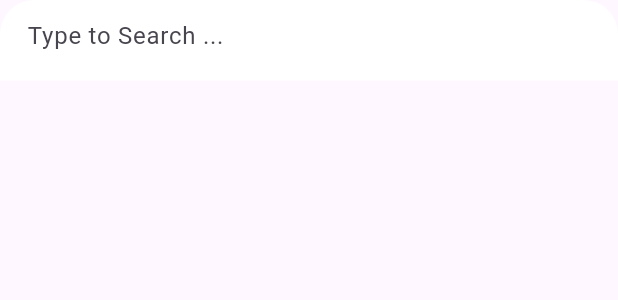
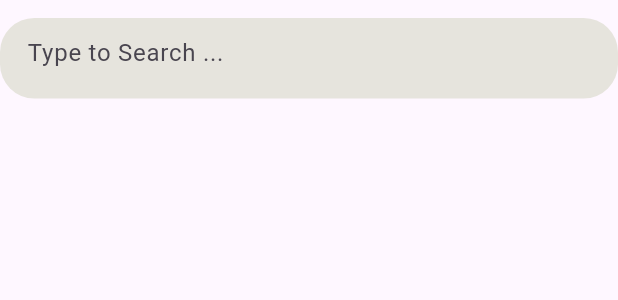
Before and after one commit to Asser146/vocaby, a Flutter app: the SearchField widget shown alone on an empty page, opened directly, on a phone screen of 412 x 824 dp. Shown: the top 300 px of the screen. Run offline on Flutter 3.47's test engine with Material 3 defaults, Android fonts, the light colour scheme and no system bars; our stand-ins replace bloc, equatable, flutter_bloc, flutter_screenutil, fluttertoast, get_it and 2 more; accounts and stored records are empty.

Commit message:
search fixed

```diff
--- a/lib/core/theming/colors.dart
+++ b/lib/core/theming/colors.dart
@@ -8,6 +8,7 @@ class ColorsManager {
   static const Color derColor = Color.fromARGB(255, 8, 137, 243);
   static const Color dieColor = Colors.redAccent;
   static const Color dasColor = Color.fromARGB(255, 73, 175, 76);
+  static const Color backgroundGrey = Color.fromARGB(255, 230, 228, 221);
   static Color getArtikelColor(String value) {
     return value == artikel[0]
         ? derColor
--- a/lib/features/add_vocab/screens/add_vocab_screen.dart
+++ b/lib/features/add_vocab/screens/add_vocab_screen.dart
@@ -1,6 +1,7 @@
 import 'package:flutter/material.dart';
 import 'package:flutter_bloc/flutter_bloc.dart';
 import 'package:flutter_screenutil/flutter_screenutil.dart';
+import 'package:vocaby/core/theming/colors.dart';
 import 'package:vocaby/core/widgets/my_app_bar.dart';
 import 'package:vocaby/features/add_vocab/cubit/add_vocab_cubit.dart';
 import 'package:vocaby/features/add_vocab/screens/components/add_button.dart';
@@ -21,7 +22,7 @@ class AddVocabScreen extends StatelessWidget {
             child: Container(
               width: double.infinity,
               decoration: BoxDecoration(
-                color: const Color.fromARGB(255, 230, 228, 221),
+                color: ColorsManager.backgroundGrey ,
                 borderRadius: BorderRadius.all(Radius.circular(12.r)),
               ),
               child: Center(
--- a/lib/features/my_list/presentation/cubit/my_list_cubit.dart
+++ b/lib/features/my_list/presentation/cubit/my_list_cubit.dart
@@ -10,6 +10,7 @@ part 'my_list_state.dart';
 
 class MyListCubit extends Cubit<MyListState> {
   List<Vocab> vocablist = [], artikelList = [], filteredVocab = [];
+  bool isSearchActive = false;
   late Vocab currentVocab;
   String currentArtikel = '';
   int currentTabIndex = 0;
@@ -57,6 +58,11 @@ class MyListCubit extends Cubit<MyListState> {
       emit(MyListSearchLoaded(filteredVocab: filteredVocab));
     }
   }
+
+  void toggleSearch() {
+    isSearchActive = !isSearchActive;
+    emit(MyListSearchActivate(acivated: isSearchActive));
+  }
   // void selectVocab(Vocab vocab) {
   //   emit(MyListLoading());
   //   currentArtikel = vocab.artikel;
--- a/lib/features/my_list/presentation/cubit/my_list_state.dart
+++ b/lib/features/my_list/presentation/cubit/my_list_state.dart
@@ -43,3 +43,12 @@ final class MyListEditing extends MyListState {
   @override
   List<Object> get props => [vocab];
 }
+
+
+final class MyListSearchActivate extends MyListState {
+  final bool acivated;
+  const MyListSearchActivate({required this.acivated});
+
+  @override
+  List<Object> get props => [acivated];
+}
--- a/lib/features/my_list/presentation/screens/components/search_field.dart
+++ b/lib/features/my_list/presentation/screens/components/search_field.dart
@@ -11,15 +11,14 @@ class SearchField extends StatelessWidget {
 
   @override
   Widget build(BuildContext context) {
-    return Padding(
-      padding: EdgeInsets.only(bottom: 10.h),
+    return Expanded(
+      child: Padding(
+        padding: EdgeInsets.symmetric(vertical: 10.h),
         child: Container(
           decoration: BoxDecoration(
-            color: Colors.white,
-            borderRadius: BorderRadius.only(
-                topLeft: Radius.circular(20.r),
-                topRight: Radius.circular(20.r))),
-        width: double.infinity,
+              color: ColorsManager.backgroundGrey,
+              borderRadius: BorderRadius.all(Radius.circular(20.r))),
+          // width: double.infinity,
           height: 45.h, // Adjust height if needed
           child: Padding(
             padding: EdgeInsets.symmetric(horizontal: 16.w),
@@ -35,6 +34,7 @@ class SearchField extends StatelessWidget {
             ),
           ),
         ),
+      ),
     );
   }
 }
--- a/lib/features/revise/presentation/cubit/revise_cubit.dart
+++ b/lib/features/revise/presentation/cubit/revise_cubit.dart
@@ -27,7 +27,7 @@ class ReviseCubit extends Cubit<ReviseState> {
   }
 
   bool check(String artikel) {
-    if (artikel == currnet.artikel) {
+    if (artikel == current.artikel) {
       emit(ReviseLoading());
       getNext();
       emit(ReviseLoaded(vocabList: testList));
@@ -37,7 +37,7 @@ class ReviseCubit extends Cubit<ReviseState> {
     }
   }
 
-  Vocab get currnet {
+  Vocab get current {
     return testList[testList.length - 1];
   }
 
--- a/lib/features/revise/presentation/screens/revise_screen.dart
+++ b/lib/features/revise/presentation/screens/revise_screen.dart
@@ -20,7 +20,7 @@ class ReviseScreen extends StatelessWidget {
           child: context.watch<ReviseCubit>().testList.isEmpty
               ? Text("Start Again?")
               : Builder(builder: (context) {
-                  final vocab = context.read<ReviseCubit>().currnet;
+                  final vocab = context.read<ReviseCubit>().current;
                   return Column(
                     children: [
                       Text(
```
Also changed, not shown: lib/features/my_list/presentation/screens/components/modes_row.dart (added, +33 -0 lines), lib/features/my_list/presentation/screens/components/search_dialog.dart (deleted, +0 -63 lines), lib/features/my_list/presentation/screens/components/vocab_body.dart (+5 -50 lines), lib/features/my_list/presentation/screens/components/vocab_list.dart (added, +36 -0 lines). Lines whose indentation alone changed are shown as unchanged.
